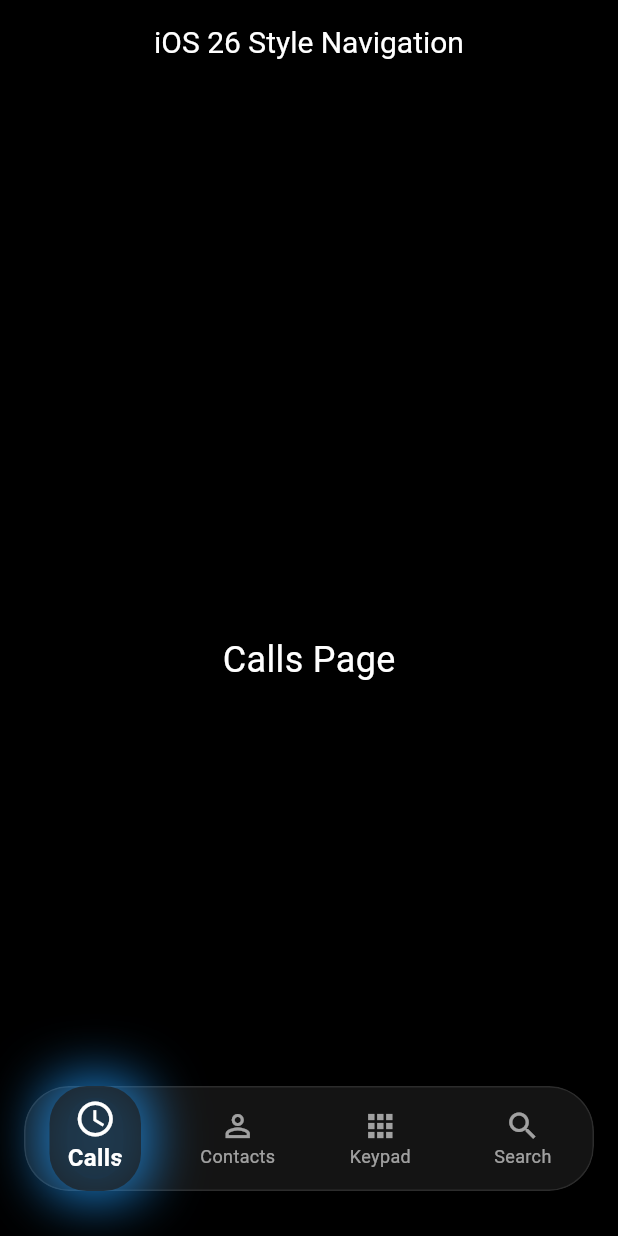
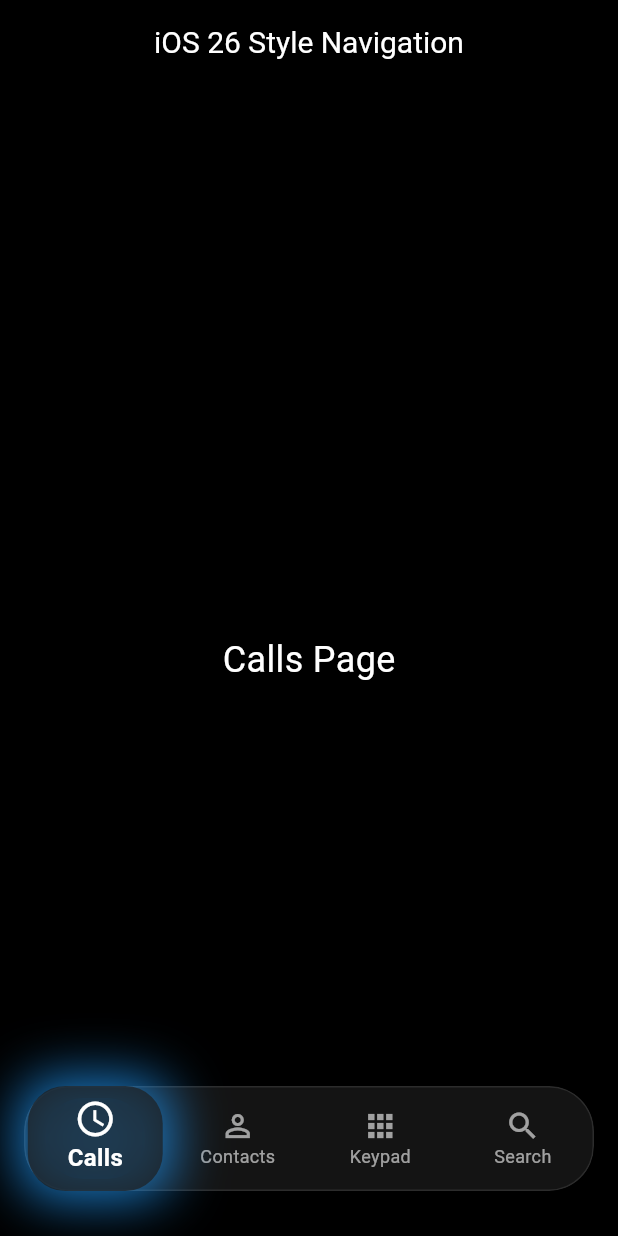
Before and after one commit to thawdezin/plutter, a Flutter app: the screen it shows after launch, on a phone screen of 412 x 824 dp. Run offline on Flutter 3.47's test engine with Material 3 defaults, Android fonts, the light colour scheme and no system bars.

```diff
--- a/lib/main.dart
+++ b/lib/main.dart
@@ -233,6 +233,7 @@ class _GlassmorphicBottomNavBarState extends State<GlassmorphicBottomNavBar> {
                 height: pillHeight, // Pill height is now explicitly taller
                 child: Center(
                   child: Container(
+                    width: 90,
                     padding: const EdgeInsets.symmetric(horizontal: 12.0, vertical: 8.0),
                     decoration: BoxDecoration(
                       color: const Color(0xFF1E1E1E).withOpacity(0.7),
```
